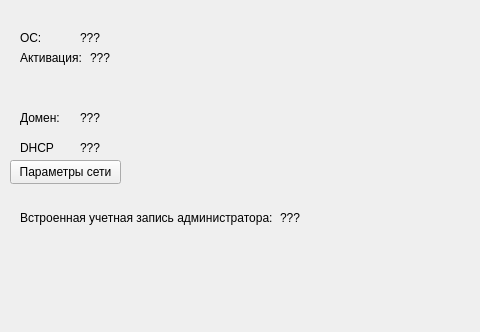
First picture: the form in design_ui/main.ui, repository BagaJimbildan/LAS_SibSIU, before the edit; both pictures show x 0 to 480 and y 0 to 332 of the 1051 by 596 pixel window.
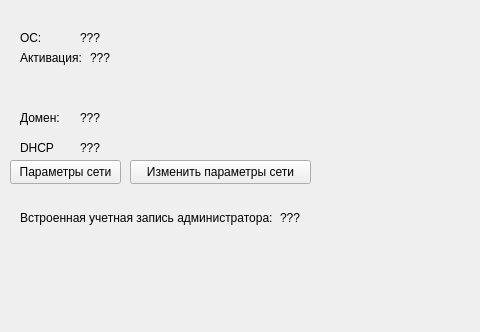
Second picture: the form after the edit.

Commit message: почти доделал изменение сети

```diff
--- a/design_ui/main.ui
+++ b/design_ui/main.ui
@@ -248,6 +248,19 @@
      <string>соответствует или нет шаблону</string>
     </property>
    </widget>
+   <widget class="QPushButton" name="btn_edit_network">
+    <property name="geometry">
+     <rect>
+      <x>130</x>
+      <y>160</y>
+      <width>181</width>
+      <height>24</height>
+     </rect>
+    </property>
+    <property name="text">
+     <string>Изменить параметры сети</string>
+    </property>
+   </widget>
   </widget>
   <widget class="QMenuBar" name="menubar">
    <property name="geometry">
```
The commit also changes 12 other files.
